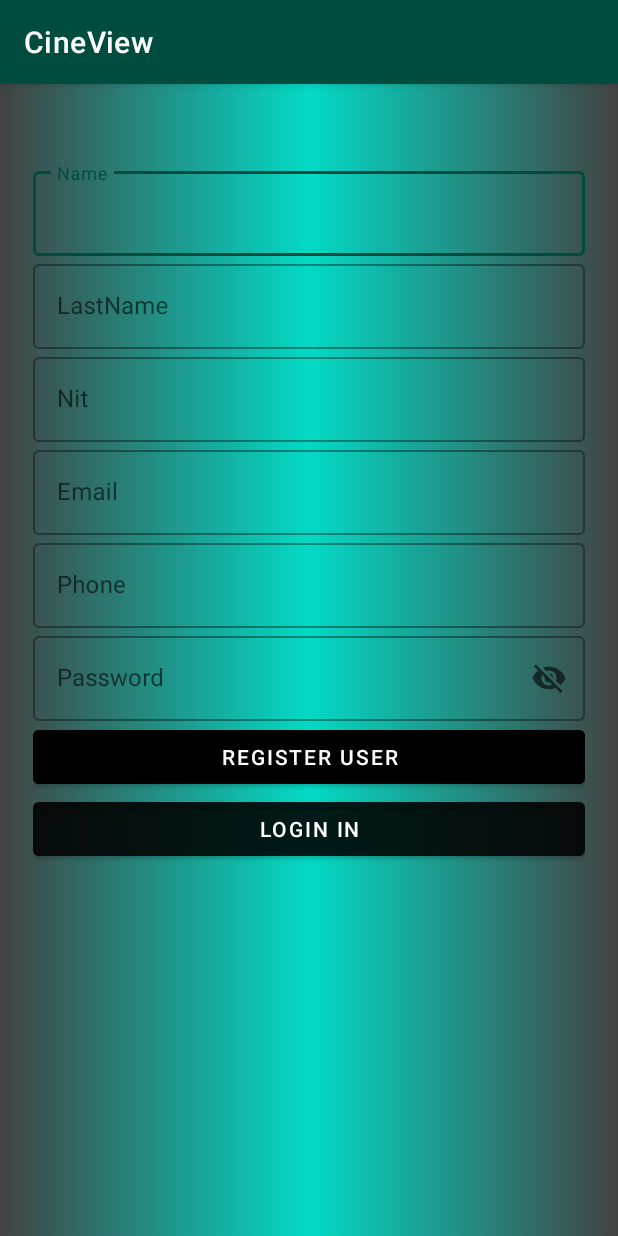
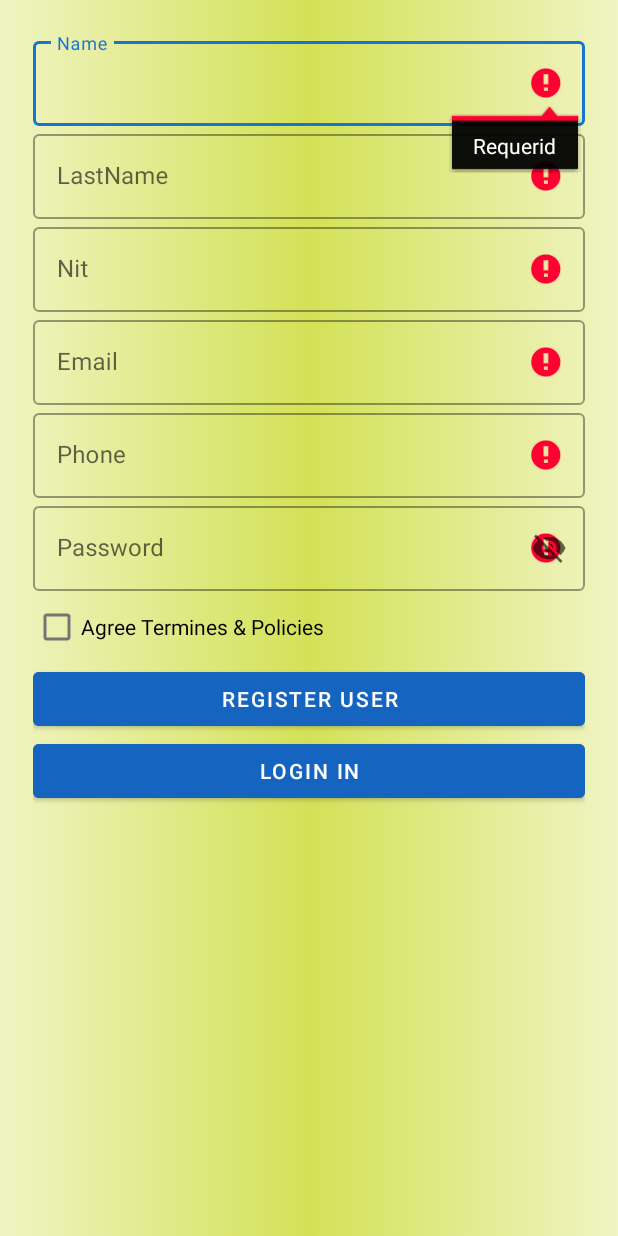
Before and after one commit to katebarajas/CineView, an Android app: the MainActivity screen opened directly, with no data from a screen before it, after a tap on "REGISTER USER", on a phone screen of 412 x 824 dp. Run offline under Robolectric (Android 15) with nearby library versions, the phone set to English and light mode, and no system bars; our stand-ins replace Firebase (no records; nobody signed in at launch, a user with empty details on screens opened directly); 1 other tap on this screen came first.

Commit message:
Configuracion registro (Falta modificar nombres de Activitys)

```diff
--- a/app/src/main/AndroidManifest.xml
+++ b/app/src/main/AndroidManifest.xml
@@ -11,9 +11,9 @@
         android:label="CineView"
         android:roundIcon="@mipmap/ic_launcher_round"
         android:supportsRtl="true"
-        android:theme="@style/Theme.Apps"
+        android:theme="@style/Theme.CineView.NoActionBar"
         tools:targetApi="31">
-        <!--android:theme="@style/Theme.AppCompat.Light.NoActionBar"-->
+
 
         <activity
             android:name=".visual1"
--- a/app/src/main/java/com/example/apps/MainActivity.kt
+++ b/app/src/main/java/com/example/apps/MainActivity.kt
@@ -3,15 +3,132 @@ package com.example.apps
 import android.content.Intent
 import androidx.appcompat.app.AppCompatActivity
 import android.os.Bundle
+import android.text.TextUtils
+import android.util.Patterns
 import android.view.View
 import android.widget.Button
+import android.widget.CheckBox
+import android.widget.EditText
+import android.widget.Toast
 import com.google.firebase.auth.FirebaseAuth
 import com.google.firebase.auth.FirebaseUser
+import java.util.regex.Pattern
 
 class MainActivity : AppCompatActivity() {
 
+/* prueba */
+    private var edName: EditText?=null
+    private var edLastname: EditText?=null
+    private var edNit: EditText?=null
+    private var edEmail: EditText?=null
+    private var edPhone:    EditText?=null
+    private var edPassword: EditText?=null
+    private var chBPolicies: CheckBox?=null
+    private val text_Pattern: Pattern = Pattern.compile("[a-zA-Z]*")
+    private val email_Pattern: Pattern = Patterns.EMAIL_ADDRESS
+    private val password_Pattern: Pattern = Pattern.compile(
+        "^"+"(?=.*[0-9])"+".{8,}"+"$"
+    )
+
+    override fun onCreate(savedInstanceState: Bundle?) {
+        super.onCreate(savedInstanceState)
+        setContentView(R.layout.activity_main)
+        edName=findViewById(R.id.EditNombre)
+        edLastname=findViewById(R.id.EditApellido)
+        edNit=findViewById(R.id.EditDocumento)
+        edEmail=findViewById(R.id.EditCorreo)
+        edPhone=findViewById(R.id.EditTelefono)
+        edPassword=findViewById(R.id.EditPassword)
+        chBPolicies=findViewById(R.id.chb_Polices)
+    }
+
+    fun onRegistrar(view: View) {
+        if (ValidateForm())
+        {
+            Toast.makeText(this,"correcto", Toast.LENGTH_LONG).show()
+        }
+        else{
+            Toast.makeText(this,"error", Toast.LENGTH_LONG).show()
+        }
+    }
+
+    private fun ValidateForm():Boolean{
+        var validate=true
+        val nameInput=edName!!.text.toString()
+        val lastnameInput=edLastname!!.text.toString()
+        val passwordInput=edPassword!!.text.toString()
+        val emailInput=edEmail!!.text.toString()
+        if (!chBPolicies!!.isChecked)
+        {
+            validate=false
+        }
+///////////////NOMBRE///////////////////////////
+        if  (TextUtils.isEmpty(edName!!.text.toString()))
+        {
+            edName!!.error=getString(R.string.alert_requerid)
+            validate=false
+        }else if(!text_Pattern.matcher(nameInput.replace(" ","")).matches())
+        {
+            edName!!.error="nombre no valido"
+            validate=false
+        }else edName!!.error=null
+/////////////////APELLIDO///////////////////////////
+        if  (TextUtils.isEmpty(edLastname!!.text.toString()))
+        {
+            edLastname!!.error=getString(R.string.alert_requerid)
+            validate=false
+        }else if(!text_Pattern.matcher(nameInput.replace(" ","")).matches())
+        {
+            edLastname!!.error="nombre no valido"
+            validate=false
+        }else edLastname!!.error=null
+///////////////NIT///////////////////////////
+        if  (TextUtils.isEmpty(edNit!!.text.toString()))
+        {
+            edNit!!.error=getString(R.string.alert_requerid)
+            validate=false
+        }else if(!text_Pattern.matcher(nameInput.replace(" ","")).matches())
+        {
+            edNit!!.error="nombre no valido"
+            validate=false
+        }else edNit!!.error=null
+
+//////////////////CORREO/////////////////////////////////////////
+        if  (TextUtils.isEmpty(edEmail!!.text.toString()))
+        {
+            edEmail!!.error=getString(R.string.alert_requerid)
+            validate=false
+        }else if(!email_Pattern.matcher(emailInput).matches())
+        {
+            edEmail!!.error="Correo no valido"
+            validate=false
+        }else edEmail!!.error=null
+///////////////TELEFONO///////////////////////////
+        if  (TextUtils.isEmpty(edPhone!!.text.toString()))
+        {
+            edPhone!!.error=getString(R.string.alert_requerid)
+            validate=false
+        }else if(!text_Pattern.matcher(nameInput.replace(" ","")).matches())
+        {
+            edPhone!!.error="nombre no valido"
+            validate=false
+        }else edPhone!!.error=null
+///////////////////CONTRASEÑA/////////////////////////
+        if (TextUtils.isEmpty(edPassword!!.text.toString()))
+        {
+            edPassword!!.error=getString(R.string.alert_requerid)
+            validate=false
+        }else if (!password_Pattern.matcher(passwordInput).matches())
+        {
+            edPassword!!.error="no cumple con las politicas"
+        }else edPassword!!.error=null
 
 
+////////////////////////////////////
+        return validate
+    }
+
+/*
     override fun onCreate(savedInstanceState: Bundle?) {
         super.onCreate(savedInstanceState)
         setContentView(R.layout.activity_main)
@@ -20,13 +137,6 @@ class MainActivity : AppCompatActivity() {
             val intent: Intent= Intent( this, LoginActivity::class.java )
             startActivity( intent)
         }
-
-
-
-
-    }
-
-
-
+    }*/
 
 }
--- a/app/src/main/res/drawable/fondos.xml
+++ b/app/src/main/res/drawable/fondos.xml
@@ -2,13 +2,22 @@
 <selector xmlns:android="http://schemas.android.com/apk/res/android">
     <item>
         <shape android:layout_width="match_parent" android:shape="rectangle">
+
+            <gradient android:startColor="@color/Lime_100"
+                android:centerColor="@color/Lime_400"
+                android:endColor="@color/Lime_100"
+                android:type="linear"
+                android:centerX="0.5"
+                ></gradient>
+
+        <!--
             <gradient android:startColor="@color/gray2"
                 android:centerColor="@color/teal_200"
                 android:endColor="@color/gray2"
                 android:type="linear"
                 android:centerX="0.5"
                 ></gradient>
-
+        -->
 
         </shape>
     </item>
--- a/app/src/main/res/layout/activity_login2.xml
+++ b/app/src/main/res/layout/activity_login2.xml
@@ -1,5 +1,5 @@
 <?xml version="1.0" encoding="utf-8"?>
-<!-- PRUEBA -->
+
 <LinearLayout xmlns:android="http://schemas.android.com/apk/res/android"
     xmlns:app="http://schemas.android.com/apk/res-auto"
     xmlns:tools="http://schemas.android.com/tools"
@@ -65,14 +65,14 @@
             android:id="@+id/EditDIRC"
             android:layout_width="match_parent"
             android:layout_height="wrap_content"
-            android:backgroundTint="@color/black"
+
             android:onClick="onLogin"
             android:text="@string/text_Login" />
         <Button
             android:id="@+id/EditRegister"
             android:layout_width="match_parent"
             android:layout_height="wrap_content"
-            android:backgroundTint="@color/black"
+
             android:onClick="onRegister"
             android:text="@string/text_Register" />
 
--- a/app/src/main/res/layout/activity_main.xml
+++ b/app/src/main/res/layout/activity_main.xml
@@ -10,22 +10,22 @@
     android:background="@drawable/fondos"
     android:gravity="bottom"
     tools:context=".MainActivity">
-
+    <!--
     <LinearLayout
         android:layout_width="match_parent"
         android:layout_height="wrap_content"
         android:orientation="horizontal"
         android:gravity="center"
         android:layout_margin="15dp">
-        <!--<ImageView
+        <ImageView
             android:layout_width="200dp"
             android:layout_height="200dp"
             android:src="@drawable/popeta2">
 
         </ImageView>
-        -->
+
     </LinearLayout>
-
+    -->
 
 <LinearLayout
     android:layout_width="match_parent"
@@ -70,7 +70,7 @@
             android:id="@+id/EditDocumento"
             android:layout_width="match_parent"
             android:layout_height="wrap_content"
-            android:inputType="textEmailAddress"/>
+            android:inputType="number"/>
     </com.google.android.material.textfield.TextInputLayout>
     /////////////////////////////////////////////////////////////////////////////////
     <com.google.android.material.textfield.TextInputLayout
@@ -96,7 +96,7 @@
             android:id="@+id/EditTelefono"
             android:layout_width="match_parent"
             android:layout_height="wrap_content"
-            android:inputType="textEmailAddress"/>
+            android:inputType="number"/>
     </com.google.android.material.textfield.TextInputLayout>
     //////////////////////////////////////////////////////////////////////////////////
     <com.google.android.material.textfield.TextInputLayout
@@ -115,13 +115,18 @@
 
     </com.google.android.material.textfield.TextInputLayout>
 
+    <CheckBox
+        android:id="@+id/chb_Polices"
+        android:layout_width="wrap_content"
+        android:layout_height="wrap_content"
+        android:text="@string/policies"/>
     <Button
         android:id="@+id/EditRegistrar"
         android:layout_width="match_parent"
         android:layout_height="wrap_content"
         android:onClick="onRegistrar"
         android:textColor="@color/white"
-        android:backgroundTint="@color/black"
+        android:backgroundTint="@color/Blue_800"
         android:text="@string/text_Register"></Button>
 
     <Button
@@ -130,7 +135,7 @@
         android:layout_height="wrap_content"
         android:onClick="onLogin"
         android:textColor="@color/white"
-        android:backgroundTint="#A6000000"
+        android:backgroundTint="@color/Blue_800"
 
         android:text="@string/text_Login"></Button>
 
--- a/app/src/main/res/values/colors.xml
+++ b/app/src/main/res/values/colors.xml
@@ -11,4 +11,10 @@
     <color name="gray2">#424242</color>
     <color name="light_blue_500">#03A9F4</color>
     <color name="teal_900">#004D40</color>
+    <color name="Lime_100">#F0F4C3</color>
+    <color name="Lime_200">#E6EE9C</color>
+    <color name="Lime_400">#D4E157</color>
+    <color name="Lime_900">#827717</color>
+    <color name="Blue_700">#1973D2</color>
+    <color name="Blue_800">#1565C0</color>
 </resources>
--- a/app/src/main/res/values/strings.xml
+++ b/app/src/main/res/values/strings.xml
@@ -14,4 +14,6 @@
     <string name="text_properties">And thanks to our premium subscription, you can enjoy more than 100 movies for a limited period of time, and with the platinum subscription you can do it indefinitely.</string>
     <string name="text_welcome">Welcome</string>
     <string name="user">Camilo</string>
+    <string name="alert_requerid">Requerid</string>
+    <string name="policies"><![CDATA[Agree Termines & Policies]]></string>
 </resources>
--- a/app/src/main/res/values/themes.xml
+++ b/app/src/main/res/values/themes.xml
@@ -1,10 +1,10 @@
 <resources
     xmlns:tools="http://schemas.android.com/tools">
     <!-- Base application theme. -->
-    <style name="Theme.Apps" parent="Theme.MaterialComponents.DayNight.DarkActionBar">
+    <style name="Theme.CineView" parent="Theme.MaterialComponents.DayNight.DarkActionBar">
         <!-- Primary brand color. -->
-        <item name="colorPrimary">@color/teal_900</item>
-        <item name="colorPrimaryVariant">@color/teal_900</item>
+        <item name="colorPrimary">@color/Blue_700</item>
+        <item name="colorPrimaryVariant">@color/Blue_800</item>
         <item name="colorOnPrimary">@color/white</item>
         <!-- Secondary brand color. -->
         <item name="colorSecondary">@color/teal_200</item>
@@ -14,8 +14,8 @@
         <item name="android:statusBarColor">?attr/colorPrimaryVariant</item>
         <!-- Customize your theme here. -->
     </style>
-    <!--<style name="Theme.CineView.NoActionBar">
+        <style name="Theme.CineView.NoActionBar">
         <item name="windowActionBar">false</item>
         <item name="windowNoTitle">true</item>
-    </style>-->
+    </style>
 </resources>
```
Also changed, not shown: 1 other file.
